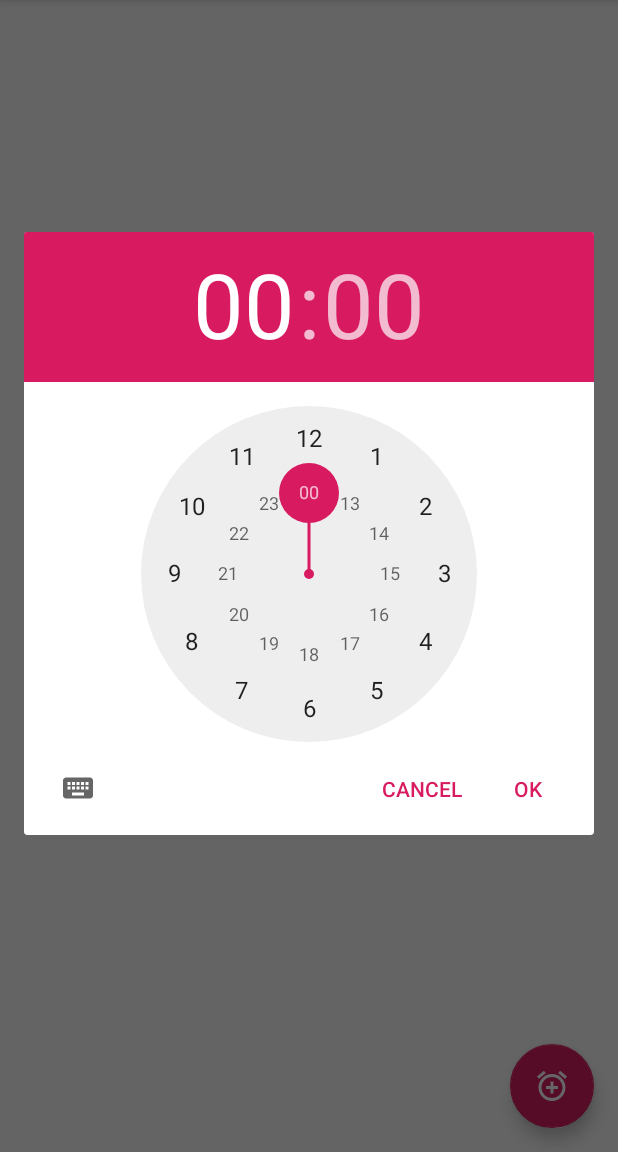
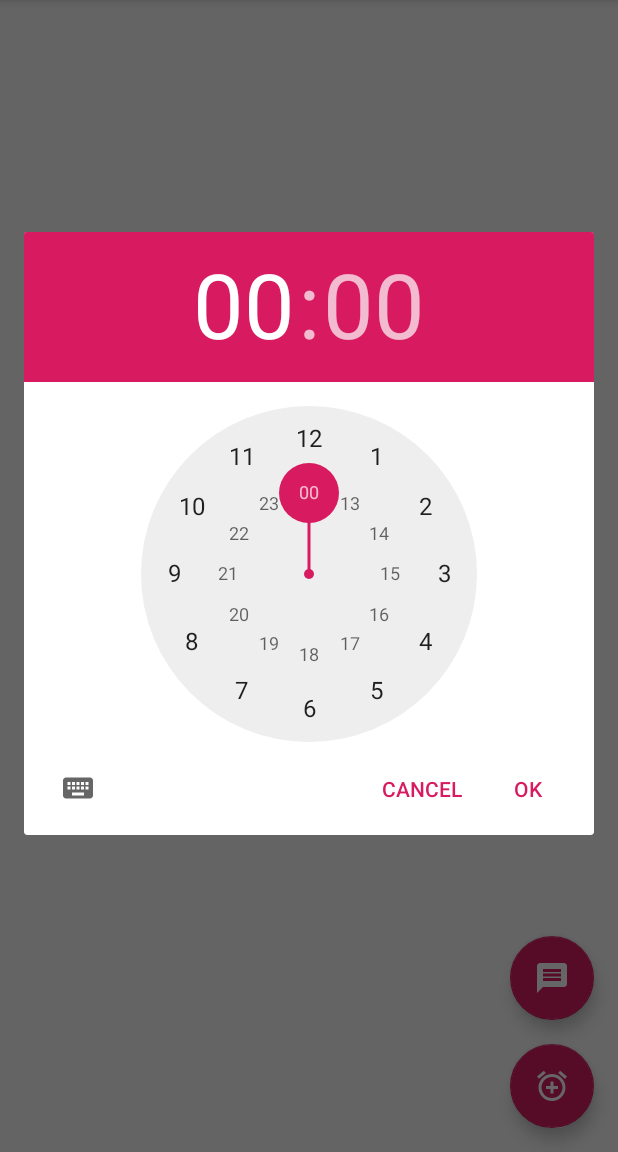
Before and after one commit to DanTheMinotaur/Alarmo, an Android app: the screen it shows after launch (MainActivity), after a tap on an icon or button, on a phone screen of 412 x 824 dp, the part 84-1236 px from its top. Run offline under Robolectric (Android 15) with nearby library versions, the phone set to English and light mode, and no system bars.

Commit message:
Basic Fabs and AWS Abstact

```diff
--- /dev/null
+++ b/AndroidApp/app/src/main/res/drawable/ic_message_white_24dp.xml
@@ -0,0 +1,5 @@
+<vector android:height="24dp" android:tint="#FFFFFF"
+    android:viewportHeight="24.0" android:viewportWidth="24.0"
+    android:width="24dp" xmlns:android="http://schemas.android.com/apk/res/android">
+    <path android:fillColor="#FF000000" android:pathData="M20,2L4,2c-1.1,0 -1.99,0.9 -1.99,2L2,22l4,-4h14c1.1,0 2,-0.9 2,-2L22,4c0,-1.1 -0.9,-2 -2,-2zM18,14L6,14v-2h12v2zM18,11L6,11L6,9h12v2zM18,8L6,8L6,6h12v2z"/>
+</vector>
--- a/AndroidApp/app/src/main/res/layout/activity_main.xml
+++ b/AndroidApp/app/src/main/res/layout/activity_main.xml
@@ -21,14 +21,4 @@
     </android.support.design.widget.AppBarLayout>
 
     <include layout="@layout/content_main" />
-
-    <android.support.design.widget.FloatingActionButton
-        android:id="@+id/alarmCreateButton"
-        android:layout_width="wrap_content"
-        android:layout_height="wrap_content"
-        android:layout_gravity="bottom|end"
-        android:layout_margin="@dimen/fab_margin"
-        android:scaleType="center"
-        app:srcCompat="@drawable/ic_add_alarm_white_24dp" />
-
 </android.support.design.widget.CoordinatorLayout>
--- a/AndroidApp/app/src/main/res/layout/content_main.xml
+++ b/AndroidApp/app/src/main/res/layout/content_main.xml
@@ -5,7 +5,30 @@
     android:layout_width="match_parent"
     android:layout_height="match_parent"
     app:layout_behavior="@string/appbar_scrolling_view_behavior"
-    tools:context=".MainActivity"
-    tools:showIn="@layout/activity_main">
+    tools:context=".MainActivity">
+
+    <android.support.design.widget.FloatingActionButton
+        android:id="@+id/alarmCreateButton"
+        android:layout_width="wrap_content"
+        android:layout_height="wrap_content"
+        android:layout_gravity="bottom|end"
+        android:layout_margin="@dimen/fab_margin"
+        android:layout_marginEnd="16dp"
+        android:layout_marginBottom="16dp"
+        android:scaleType="center"
+        app:layout_constraintBottom_toBottomOf="parent"
+        app:layout_constraintEnd_toEndOf="parent"
+        app:srcCompat="@drawable/ic_add_alarm_white_24dp" />
+
+    <android.support.design.widget.FloatingActionButton
+        android:id="@+id/sendMessageButton"
+        android:layout_width="wrap_content"
+        android:layout_height="wrap_content"
+        android:layout_marginEnd="16dp"
+        android:layout_marginBottom="16dp"
+        android:clickable="true"
+        app:layout_constraintBottom_toTopOf="@+id/alarmCreateButton"
+        app:layout_constraintEnd_toEndOf="parent"
+        app:srcCompat="@drawable/ic_message_white_24dp" />
 
 </android.support.constraint.ConstraintLayout>
```
Also changed, not shown: AndroidApp/app/src/main/java/online/danshub/alarmo/alarmocomanion/AWSActivity.java (added, +51 -0 lines), AndroidApp/app/src/main/java/online/danshub/alarmo/alarmocomanion/MainActivity.java (+36 -1 lines).
